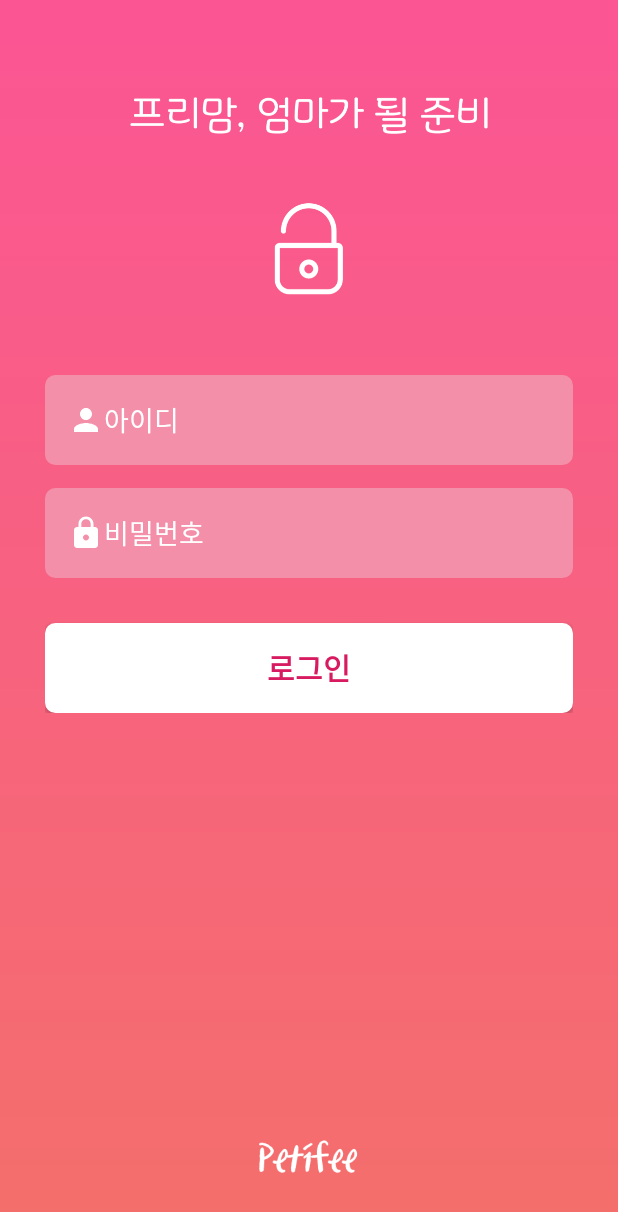
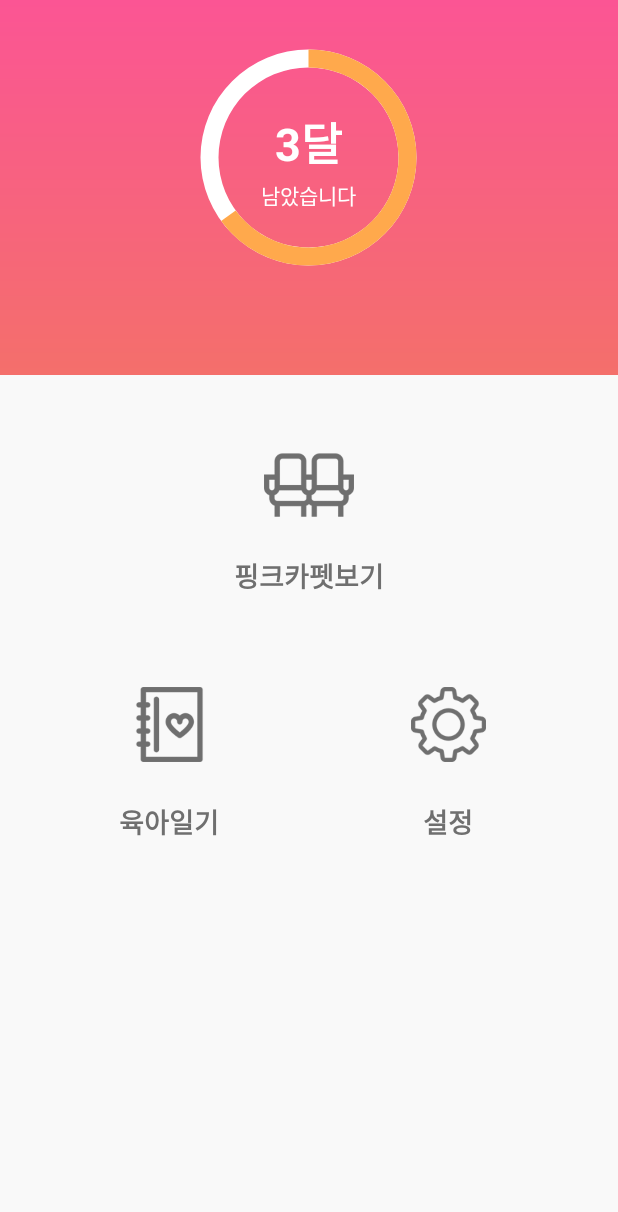
Before and after one commit to premom/premom-android-kt, an Android app: the screen it shows after launch (LoginActivity before the commit, MainActivity after it), on a phone screen of 412 x 824 dp. Shown: the top 1212 px of the screen. Run offline under Robolectric (Android 15) with nearby library versions, the phone set to English and light mode, and no system bars.

Commit message:
mainActivity design

```diff
--- a/app/build.gradle
+++ b/app/build.gradle
@@ -28,6 +28,10 @@ dependencies {
     testImplementation 'junit:junit:4.12'
     androidTestImplementation 'com.android.support.test:runner:1.0.2'
     androidTestImplementation 'com.android.support.test.espresso:espresso-core:3.0.2'
+
     implementation 'com.squareup.retrofit2:retrofit:2.4.0'
     compileOnly 'com.google.android.wearable:wearable:2.4.0'
+
+    implementation 'com.github.bumptech.glide:glide:4.8.0'
+    annotationProcessor 'com.github.bumptech.glide:compiler:4.8.0'
 }
--- a/app/src/main/java/com/premom/www/premom3/MainActivity.java
+++ b/app/src/main/java/com/premom/www/premom3/MainActivity.java
@@ -24,7 +24,7 @@ public class MainActivity extends AppCompatActivity {
         setContentView(R.layout.activity_main);
 
         this.setContentView(R.layout.activity_main);
-        m_refButton=(Button)findViewById(R.id.sl_button);
+//        m_refButton=(Button)findViewById(R.id.sl_button);
 
     }
 }
--- a/app/src/main/java/com/premom/www/premom3/SplashActivity.java
+++ b/app/src/main/java/com/premom/www/premom3/SplashActivity.java
@@ -21,7 +21,7 @@ public class SplashActivity extends AppCompatActivity {
             @Override
             public void run() {
 
-                Intent mainIntent = new Intent(SplashActivity.this, LoginActivity.class);
+                Intent mainIntent = new Intent(SplashActivity.this, MainActivity.class);
                 SplashActivity.this.startActivity(mainIntent);
                 SplashActivity.this.finish();
             }
--- /dev/null
+++ b/app/src/main/res/drawable/circle_shape.xml
@@ -0,0 +1,11 @@
+<?xml version="1.0" encoding="utf-8"?>
+<shape
+    xmlns:android="http://schemas.android.com/apk/res/android"
+    android:shape="ring"
+    android:innerRadiusRatio="2.5"
+    android:thickness="12dp"
+    android:useLevel="false">
+
+    <solid android:color="@color/white" />
+
+</shape>
--- a/app/src/main/res/drawable/edit_round_pink.xml
+++ b/app/src/main/res/drawable/edit_round_pink.xml
@@ -1,7 +1,12 @@
 <?xml version="1.0" encoding="UTF-8"?>
 <shape xmlns:android="http://schemas.android.com/apk/res/android">
-    <solid android:color="@color/editPink"/>
-    <stroke android:width="3dip" android:color="@color/editPink" />
-    <corners android:radius="5dip"/>
+    <solid android:color="@color/colorPrimary"/>
+    <stroke android:width="3dip" android:color="@color/colorPrimary" />
+    <corners android:radius="50dip"/>
     <padding android:left="0dip" android:top="0dip" android:right="0dip" android:bottom="0dip" />
+    <gradient
+        android:angle="90"
+        android:endColor="@color/colorPrimary"
+        android:startColor="@color/colorSub"
+        android:type="linear" />
 </shape>
--- a/app/src/main/res/drawable/ic_https_black_24dp.xml
+++ b/app/src/main/res/drawable/ic_https_black_24dp.xml
@@ -4,6 +4,6 @@
         android:viewportWidth="24.0"
         android:viewportHeight="24.0">
     <path
-        android:fillColor="#FFFFFFFF"
+        android:fillColor="@color/gray999"
         android:pathData="M18,8h-1L17,6c0,-2.76 -2.24,-5 -5,-5S7,3.24 7,6v2L6,8c-1.1,0 -2,0.9 -2,2v10c0,1.1 0.9,2 2,2h12c1.1,0 2,-0.9 2,-2L20,10c0,-1.1 -0.9,-2 -2,-2zM12,17c-1.1,0 -2,-0.9 -2,-2s0.9,-2 2,-2 2,0.9 2,2 -0.9,2 -2,2zM15.1,8L8.9,8L8.9,6c0,-1.71 1.39,-3.1 3.1,-3.1 1.71,0 3.1,1.39 3.1,3.1v2z"/>
 </vector>
--- a/app/src/main/res/drawable/ic_person_black_24dp.xml
+++ b/app/src/main/res/drawable/ic_person_black_24dp.xml
@@ -4,6 +4,6 @@
         android:viewportWidth="24.0"
         android:viewportHeight="24.0">
     <path
-        android:fillColor="#FFFFFFFF"
+        android:fillColor="@color/gray999"
         android:pathData="M12,12c2.21,0 4,-1.79 4,-4s-1.79,-4 -4,-4 -4,1.79 -4,4 1.79,4 4,4zM12,14c-2.67,0 -8,1.34 -8,4v2h16v-2c0,-2.66 -5.33,-4 -8,-4z"/>
 </vector>
--- /dev/null
+++ b/app/src/main/res/drawable/progress_circle.xml
@@ -0,0 +1,18 @@
+<?xml version="1.0" encoding="utf-8"?>
+<rotate xmlns:android="http://schemas.android.com/apk/res/android"
+    android:fromDegrees="270"
+    android:toDegrees="270">
+    <shape
+        android:innerRadiusRatio="2.5"
+        android:shape="ring"
+        android:thickness="12dp"
+        android:useLevel="true"><!-- this line fixes the issue for lollipop api 21 -->
+
+        <gradient
+            android:angle="0"
+            android:endColor="@color/yellow"
+            android:startColor="@color/yellow"
+            android:type="sweep"
+            android:useLevel="false" />
+    </shape>
+</rotate>
--- a/app/src/main/res/layout/activity_login.xml
+++ b/app/src/main/res/layout/activity_login.xml
@@ -5,12 +5,14 @@
     android:layout_width="match_parent"
     android:layout_height="match_parent"
     android:orientation="vertical"
-    android:background="@drawable/gra"
+    android:background="@drawable/login_bg"
     tools:context=".LoginActivity">
 
     <LinearLayout
         android:layout_width="match_parent"
         android:layout_height="match_parent"
+        android:paddingLeft="30dp"
+        android:paddingRight="30dp"
         android:orientation="vertical">
 
         <LinearLayout
@@ -21,62 +23,80 @@
             <ImageView
                 android:layout_width="match_parent"
                 android:layout_height="180dp"
-                android:src="@drawable/login_lock"
-                android:layout_marginTop="40dp"/>
+                android:src="@drawable/login_lock2"
+                android:layout_marginTop="20dp"/>
         </LinearLayout>
 
         <LinearLayout
             android:layout_width="match_parent"
             android:layout_height="wrap_content"
             android:orientation="vertical"
-            android:layout_marginTop="30dp"
+            android:layout_marginTop="10dp"
+            android:paddingTop="30dp"
+            android:background="@drawable/round_background"
             android:paddingLeft="30dp"
             android:paddingRight="30dp">
 
             <EditText
                 android:id="@+id/user_id"
                 android:layout_width="match_parent"
-                android:layout_height="60dp"
+                android:layout_height="55dp"
                 android:layout_gravity="center"
-                android:background="@drawable/edit_round_pink"
-                android:drawableStart="@drawable/ic_person_black_24dp"
-                android:drawableLeft="@drawable/ic_person_black_24dp"
-                android:hint="아이디"
+                android:background="@drawable/border_bottom"
+                android:drawableEnd="@drawable/ic_person_black_24dp"
+                android:drawableRight="@drawable/ic_person_black_24dp"
+                android:hint="아이디 또는 이메일"
                 android:paddingLeft="15dp"
                 android:paddingRight="15dp"
                 android:paddingTop="10dp"
-                android:paddingBottom="10dp"
-                android:textColor="#ffffff"
-                android:textColorHint="#ffffff" />
+                android:paddingBottom="15dp"
+                android:textSize="18dp"
+                android:textColor="@color/gray666"
+                android:textColorHint="@color/gray666" />
 
             <EditText
                 android:id="@+id/user_pw"
                 android:layout_width="match_parent"
-                android:layout_height="60dp"
+                android:layout_height="55dp"
                 android:layout_gravity="center"
-                android:layout_marginTop="15dp"
-                android:background="@drawable/edit_round_pink"
-                android:drawableStart="@drawable/ic_https_black_24dp"
-                android:drawableLeft="@drawable/ic_https_black_24dp"
+                android:layout_marginTop="20dp"
+                android:background="@drawable/border_bottom"
+                android:drawableEnd="@drawable/ic_https_black_24dp"
+                android:drawableRight="@drawable/ic_https_black_24dp"
                 android:hint="비밀번호"
                 android:inputType="textPassword"
                 android:paddingLeft="15dp"
                 android:paddingRight="15dp"
                 android:paddingTop="10dp"
-                android:paddingBottom="10dp"
-                android:textColor="#ffffff"
-                android:textColorHint="#ffffff" />
+                android:paddingBottom="15dp"
+                android:textSize="18dp"
+                android:textColor="@color/gray666"
+                android:textColorHint="@color/gray666" />
+
             <Button
                 android:layout_width="match_parent"
-                android:layout_height="60dp"
-                android:textSize="20dp"
+                android:layout_height="56dp"
+                android:textSize="18dp"
                 android:textStyle="bold"
-                android:textColor="@color/colorAccent"
-                android:background="@drawable/round_background"
+                android:textColor="@color/white"
+                android:background="@drawable/edit_round_pink"
                 android:text="로그인"
-                android:layout_marginTop="30dp"
+                android:layout_marginTop="40dp"
                 android:layout_gravity="center"
                 android:id="@+id/fl_button01"
+                android:onClick="fl_BtnClick"  />
+
+            <Button
+                android:layout_width="match_parent"
+                android:layout_height="56dp"
+                android:textSize="18dp"
+                android:textStyle="bold"
+                android:textColor="@color/white"
+                android:background="@drawable/round_gray"
+                android:text="회원가입"
+                android:layout_marginTop="15dp"
+                android:layout_gravity="center"
+                android:id="@+id/fl_button02"
                 android:onClick="fl_BtnClick"  />
 
         </LinearLayout>
--- a/app/src/main/res/layout/activity_main.xml
+++ b/app/src/main/res/layout/activity_main.xml
@@ -1,73 +1,183 @@
 <?xml version="1.0" encoding="utf-8"?>
-<android.support.constraint.ConstraintLayout xmlns:android="http://schemas.android.com/apk/res/android"
+<LinearLayout xmlns:android="http://schemas.android.com/apk/res/android"
     xmlns:app="http://schemas.android.com/apk/res-auto"
     xmlns:tools="http://schemas.android.com/tools"
     android:layout_width="match_parent"
     android:layout_height="match_parent"
+    android:orientation="vertical"
     tools:context=".MainActivity">
 
-    <Button
-        android:layout_width="280dp"
+    <LinearLayout
+        android:layout_width="match_parent"
+        android:layout_height="250dp"
+        android:padding="30dp"
+        android:textAlignment="center"
+        android:layout_gravity="center"
+        android:orientation="vertical"
+        android:background="@drawable/gra">
+
+        <LinearLayout
+            android:layout_width="match_parent"
             android:layout_height="wrap_content"
-        android:textSize="20dp"
+            android:orientation="vertical">
+            <RelativeLayout
+                android:layout_width="match_parent"
+                android:layout_centerInParent="true"
+                android:layout_height="wrap_content">
+
+                <ProgressBar
+                    android:id="@+id/progressBar"
+                    android:textAlignment="center"
+                    android:layout_gravity="center"
+                    android:layout_centerInParent="true"
+                    android:layout_width="150dp"
+                    android:layout_height="150dp"
+                    android:indeterminate="false"
+                    android:progressDrawable="@drawable/progress_circle"
+                    android:background="@drawable/circle_shape"
+                    style="?android:attr/progressBarStyleHorizontal"
+                    android:max="100"
+                    android:progress="65" />
+
+                <TextView
+                    android:id="@+id/txtProgress"
+                    android:layout_width="wrap_content"
+                    android:layout_height="wrap_content"
+                    android:layout_alignBottom="@+id/progressBar"
+                    android:layout_centerInParent="true"
+                    android:paddingBottom="20dp"
+                    android:text="3달"
+                    android:textSize="30dp"
                     android:textStyle="bold"
-        android:textColor="#ffffffff"
-        android:background="@color/colorPrimaryDark"
-        android:text="뒤로가기"
-        android:layout_marginTop="50dp"
-        android:layout_gravity="center"
-        android:id="@+id/sl_button"
-        android:onClick="sl_BtnClick"/>
+                    android:textColor="@color/white"
+                    android:textAppearance="?android:attr/textAppearanceSmall" />
+                <TextView
+                    android:id="@+id/txtProgress_small"
+                    android:layout_width="wrap_content"
+                    android:layout_height="wrap_content"
+                    android:layout_centerInParent="true"
+                    android:text="남았습니다"
+                    android:paddingTop="50dp"
+                    android:textSize="14dp"
+                    android:textColor="@color/white"
+                    android:textAppearance="?android:attr/textAppearanceSmall" />
+            </RelativeLayout>
+        </LinearLayout>
 
+        <LinearLayout
+            android:layout_width="match_parent"
+            android:layout_height="wrap_content"
+            android:orientation="vertical">
+
+        </LinearLayout>
+
+
+    </LinearLayout>
+
+    <LinearLayout
+        android:layout_width="match_parent"
+        android:layout_height="match_parent"
+        android:background="#f9f9f9"
+        android:padding="20dp"
+        android:paddingLeft="40dp"
+        android:paddingRight="40dp"
+        android:orientation="vertical">
+
+        <LinearLayout
+            android:layout_width="match_parent"
+            android:layout_height="wrap_content"
+            android:padding="10dp"
+            android:orientation="vertical">
+
+            <ImageButton
+                android:layout_width="match_parent"
+                android:layout_height="80dp"
+                android:background="@null"
+                android:adjustViewBounds="true"
+                android:scaleType="centerInside"
+                android:padding="10dp"
+                android:src="@drawable/menu1"/>
             <Button
                 android:id="@+id/menu_1"
-        android:layout_width="253dp"
-        android:layout_height="89dp"
+                android:layout_width="match_parent"
+                android:layout_height="match_parent"
                 android:layout_gravity="center"
-        android:layout_marginStart="8dp"
-        android:layout_marginTop="8dp"
-        android:layout_marginEnd="8dp"
-        android:layout_marginBottom="8dp"
-        android:background="@color/colorPrimaryDark"
-        android:text="좌석"
-        android:textColor="#ffffffff"
-        android:textSize="20dp"
-        android:textStyle="bold"
-        app:layout_constraintBottom_toBottomOf="parent"
-        app:layout_constraintEnd_toEndOf="parent"
-        app:layout_constraintStart_toStartOf="parent"
-        app:layout_constraintTop_toTopOf="parent"
-        app:layout_constraintVertical_bias="0.398" />
+                android:text="핑크카펫보기"
+                android:background="@null"
+                android:textColor="#6f6f6f"
+                android:textSize="18dp"
+                android:textStyle="bold"/>
+        </LinearLayout>
 
+        <LinearLayout
+            android:layout_width="match_parent"
+            android:layout_height="wrap_content"
+            android:paddingLeft="10dp"
+            android:paddingRight="10dp"
+            android:padding="10dp"
+            android:orientation="horizontal">
+
+            <LinearLayout
+                android:layout_width="wrap_content"
+                android:layout_height="150dp"
+                android:layout_weight="1"
+                android:paddingTop="20dp"
+                android:paddingRight="10dp"
+                android:layout_gravity="center"
+                android:orientation="vertical">
+                <ImageButton
+                    android:layout_width="match_parent"
+                    android:layout_height="70dp"
+                    android:background="@null"
+                    android:adjustViewBounds="true"
+                    android:scaleType="centerInside"
+                    android:padding="10dp"
+                    android:src="@drawable/menu3"/>
                 <Button
                     android:id="@+id/menu_2"
-        android:layout_width="117dp"
-        android:layout_height="90dp"
+                    android:layout_width="match_parent"
+                    android:layout_height="match_parent"
                     android:layout_gravity="center"
-        android:layout_marginTop="8dp"
-        android:layout_marginEnd="64dp"
-        android:background="@color/colorPrimaryDark"
-        android:text="다이어리"
-        android:textColor="#ffffffff"
-        android:textSize="20dp"
-        android:textStyle="bold"
-        app:layout_constraintEnd_toEndOf="parent"
-        app:layout_constraintTop_toBottomOf="@+id/menu_1" />
+                    android:text="육아일기"
+                    android:background="@null"
+                    android:textColor="#6f6f6f"
+                    android:textSize="18dp"
+                    android:textStyle="bold"/>
+            </LinearLayout>
 
+            <LinearLayout
+                android:layout_width="wrap_content"
+                android:layout_height="150dp"
+                android:layout_weight="1"
+                android:paddingTop="20dp"
+                android:paddingLeft="10dp"
+                android:orientation="vertical">
+
+
+                <ImageButton
+                    android:layout_width="match_parent"
+                    android:layout_height="70dp"
+                    android:background="@null"
+                    android:adjustViewBounds="true"
+                    android:scaleType="centerInside"
+                    android:padding="10dp"
+                    android:src="@drawable/menu2"/>
                 <Button
                     android:id="@+id/menu_3"
-        android:layout_width="122dp"
-        android:layout_height="90dp"
+                    android:layout_width="match_parent"
+                    android:layout_height="match_parent"
                     android:layout_gravity="center"
-        android:layout_marginStart="64dp"
-        android:layout_marginTop="8dp"
-        android:background="@color/colorPrimaryDark"
                     android:text="설정"
-        android:textColor="#ffffffff"
-        android:textSize="20dp"
-        android:textStyle="bold"
-        app:layout_constraintStart_toStartOf="parent"
-        app:layout_constraintTop_toBottomOf="@+id/menu_1" />
+                    android:background="@null"
+                    android:textColor="#6f6f6f"
+                    android:textSize="18dp"
+                    android:textStyle="bold"/>
+            </LinearLayout>
+        </LinearLayout>
+
+    </LinearLayout>
 
 
-</android.support.constraint.ConstraintLayout>
+
+
+</LinearLayout>
--- a/app/src/main/res/values/colors.xml
+++ b/app/src/main/res/values/colors.xml
@@ -1,10 +1,16 @@
 <?xml version="1.0" encoding="utf-8"?>
 <resources>
-    <color name="colorPrimary">#FB5594</color>
-    <color name="yellow">#F6F6F6</color>
-    <color name="colorPrimaryDark">#F361A6</color>
+    <color name="colorPrimary">#F361A6</color>
+    <color name="colorSub">#f75f83</color>
+    <color name="yellow">#ffa94c</color>
+    <color name="colorPrimaryDark">#FB5594</color>
     <color name="colorAccent">#D81B60</color>
     <color name="editPink">#f48fa9</color>
+    <color name="gray333">#333333</color>
+    <color name="gray666">#666666</color>
+    <color name="gray888">#888888</color>
+    <color name="gray999">#999999</color>
+    <color name="grayccc">#cccccc</color>
+    <color name="white">#ffffff</color>
 
-    <color name="white">#ffffff</color>
 </resources>
```
Also changed, not shown: app/src/main/res/drawable/border_bottom.xml (added, +22 -0 lines), app/src/main/res/drawable/round_gray.xml (added, +7 -0 lines), app/src/main/res/layout/activity_splash.xml (+12 -5 lines), app/src/main/res/drawable/login_bg.png (added), app/src/main/res/drawable/login_lock2.png (added), app/src/main/res/drawable/menu1.png (added), app/src/main/res/drawable/menu2.png (added), app/src/main/res/drawable/menu3.png (added), app/src/main/res/drawable/splash2.png (added). Lines whose indentation alone changed are shown as unchanged.
